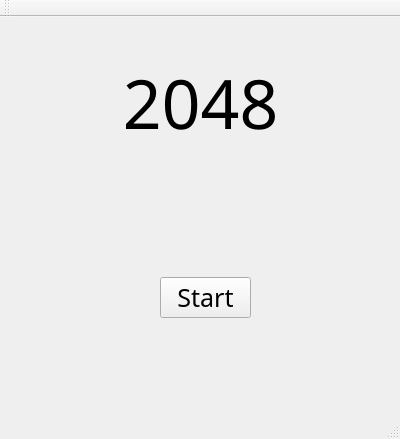
The window that startwindow.ui (tomlin719/pd2-2048) describes before a commit, drawn with Qt 5.
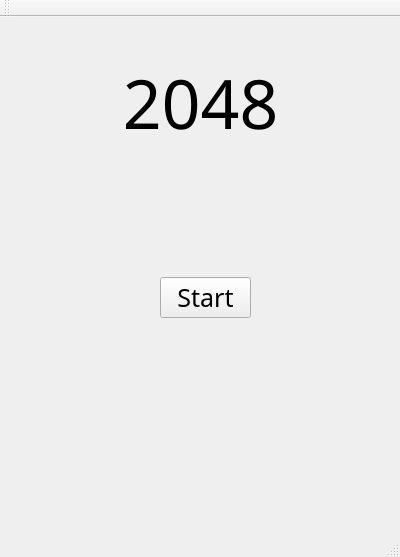
The same window after the commit.

```diff
--- a/startwindow.ui
+++ b/startwindow.ui
@@ -7,7 +7,7 @@
     <x>0</x>
     <y>0</y>
     <width>400</width>
-    <height>439</height>
+    <height>557</height>
    </rect>
   </property>
   <property name="windowTitle">
```
